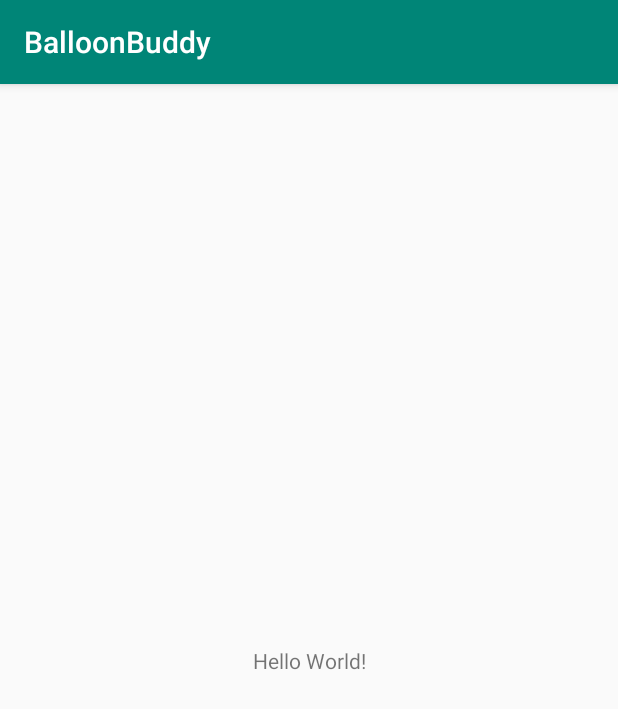
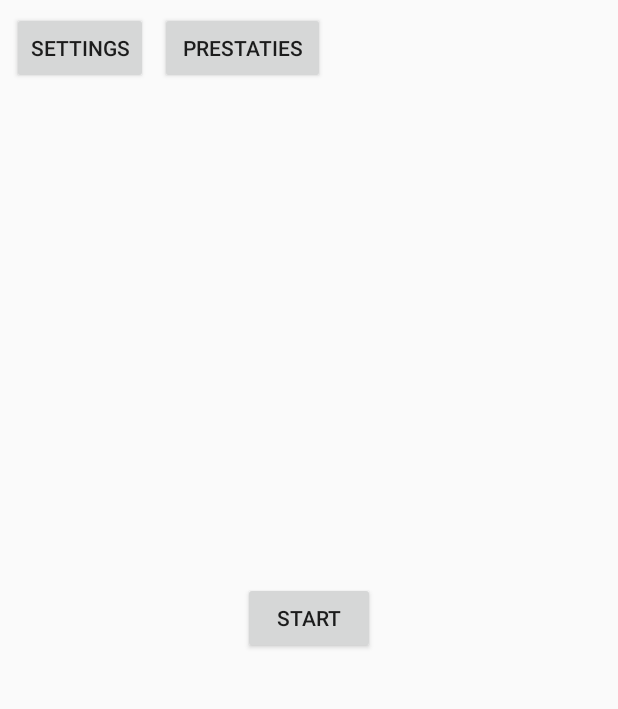
Before and after one commit to RikWolk/BalloonBuddy, an Android app: the screen it shows after launch (MainActivity), on a phone screen of 412 x 824 dp. Shown: the top 709 px of the screen. Run offline under Robolectric (Android 15) with nearby library versions, the phone set to English and light mode, and no system bars.

Commit message:
navigatie toegevoegd

```diff
--- a/app/src/main/java/com/example/echo/balloonbuddy/MainActivity.java
+++ b/app/src/main/java/com/example/echo/balloonbuddy/MainActivity.java
@@ -1,7 +1,10 @@
 package com.example.echo.balloonbuddy;
 
+import android.content.Intent;
 import android.support.v7.app.AppCompatActivity;
 import android.os.Bundle;
+import android.view.View;
+import android.widget.Button;
 
 public class MainActivity extends AppCompatActivity {
 
@@ -9,6 +12,38 @@ public class MainActivity extends AppCompatActivity {
     protected void onCreate(Bundle savedInstanceState) {
         super.onCreate(savedInstanceState);
         setContentView(R.layout.activity_main);
+
+        Button settingsButton;
+        Button prestatiesButton;
+        Button startButton;
+
+        settingsButton = (Button) findViewById(R.id.settingsButton);
+        prestatiesButton = (Button) findViewById(R.id.prestatiesButton);
+        startButton = (Button) findViewById(R.id.startButton);
+
+        settingsButton.setOnClickListener(new View.OnClickListener(){
+            @Override
+            public void onClick(View v){
+                Intent intent = new Intent(MainActivity.this, SettingsActivity.class);
+                startActivity(intent);
+            }
+        });
+
+        prestatiesButton.setOnClickListener(new View.OnClickListener(){
+            @Override
+            public void onClick(View v){
+                Intent intent = new Intent(MainActivity.this, PrestatiesActivity.class);
+                startActivity(intent);
+            }
+        });
+
+        startButton.setOnClickListener(new View.OnClickListener(){
+            @Override
+            public void onClick(View v){
+                Intent intent = new Intent(MainActivity.this, GameActivity.class);
+                startActivity(intent);
+            }
+        });
     }
 
 }
--- a/app/src/main/res/layout/activity_main.xml
+++ b/app/src/main/res/layout/activity_main.xml
@@ -1,19 +1,43 @@
 <?xml version="1.0" encoding="utf-8"?>
-<android.support.constraint.ConstraintLayout
-    xmlns:android="http://schemas.android.com/apk/res/android"
+<android.support.constraint.ConstraintLayout xmlns:android="http://schemas.android.com/apk/res/android"
+    xmlns:app="http://schemas.android.com/apk/res-auto"
     xmlns:tools="http://schemas.android.com/tools"
-    xmlns:app="http://schemas.android.com/apk/res-auto"
+    android:id="@+id/ConstraintLayout"
     android:layout_width="match_parent"
     android:layout_height="match_parent"
     tools:context=".MainActivity">
 
-    <TextView
+    <Button
+        android:id="@+id/startButton"
         android:layout_width="wrap_content"
         android:layout_height="wrap_content"
-        android:text="Hello World!"
+        android:layout_marginStart="8dp"
+        android:layout_marginTop="8dp"
+        android:layout_marginEnd="8dp"
+        android:layout_marginBottom="8dp"
+        android:text="Start"
         app:layout_constraintBottom_toBottomOf="parent"
-        app:layout_constraintLeft_toLeftOf="parent"
-        app:layout_constraintRight_toRightOf="parent"
+        app:layout_constraintEnd_toEndOf="parent"
+        app:layout_constraintStart_toStartOf="parent"
         app:layout_constraintTop_toTopOf="parent" />
 
+    <Button
+        android:id="@+id/settingsButton"
+        android:layout_width="wrap_content"
+        android:layout_height="wrap_content"
+        android:layout_marginStart="8dp"
+        android:layout_marginTop="8dp"
+        android:text="settings"
+        app:layout_constraintStart_toStartOf="parent"
+        app:layout_constraintTop_toTopOf="parent" />
+
+    <Button
+        android:id="@+id/prestatiesButton"
+        android:layout_width="110dp"
+        android:layout_height="wrap_content"
+        android:layout_marginStart="8dp"
+        android:layout_marginTop="8dp"
+        android:text="prestaties"
+        app:layout_constraintStart_toEndOf="@+id/settingsButton"
+        app:layout_constraintTop_toTopOf="parent" />
 </android.support.constraint.ConstraintLayout>
--- a/app/src/main/res/values/styles.xml
+++ b/app/src/main/res/values/styles.xml
@@ -6,6 +6,9 @@
         <item name="colorPrimary">@color/colorPrimary</item>
         <item name="colorPrimaryDark">@color/colorPrimaryDark</item>
         <item name="colorAccent">@color/colorAccent</item>
+        <item name="windowActionBar">false</item>
+        <item name="windowNoTitle">true</item>
+        <item name="android:windowFullscreen">true</item>
     </style>
 
 </resources>
```
Also changed, not shown: app/src/main/AndroidManifest.xml (+7 -3 lines), app/src/main/java/com/example/echo/balloonbuddy/GameActivity.java (added, +13 -0 lines), app/src/main/java/com/example/echo/balloonbuddy/PrestatiesActivity.java (added, +13 -0 lines), app/src/main/java/com/example/echo/balloonbuddy/SettingsActivity.java (added, +13 -0 lines), app/src/main/res/layout/activity_game.xml (added, +22 -0 lines), app/src/main/res/layout/activity_prestaties.xml (added, +22 -0 lines), app/src/main/res/layout/activity_settings.xml (added, +22 -0 lines).
